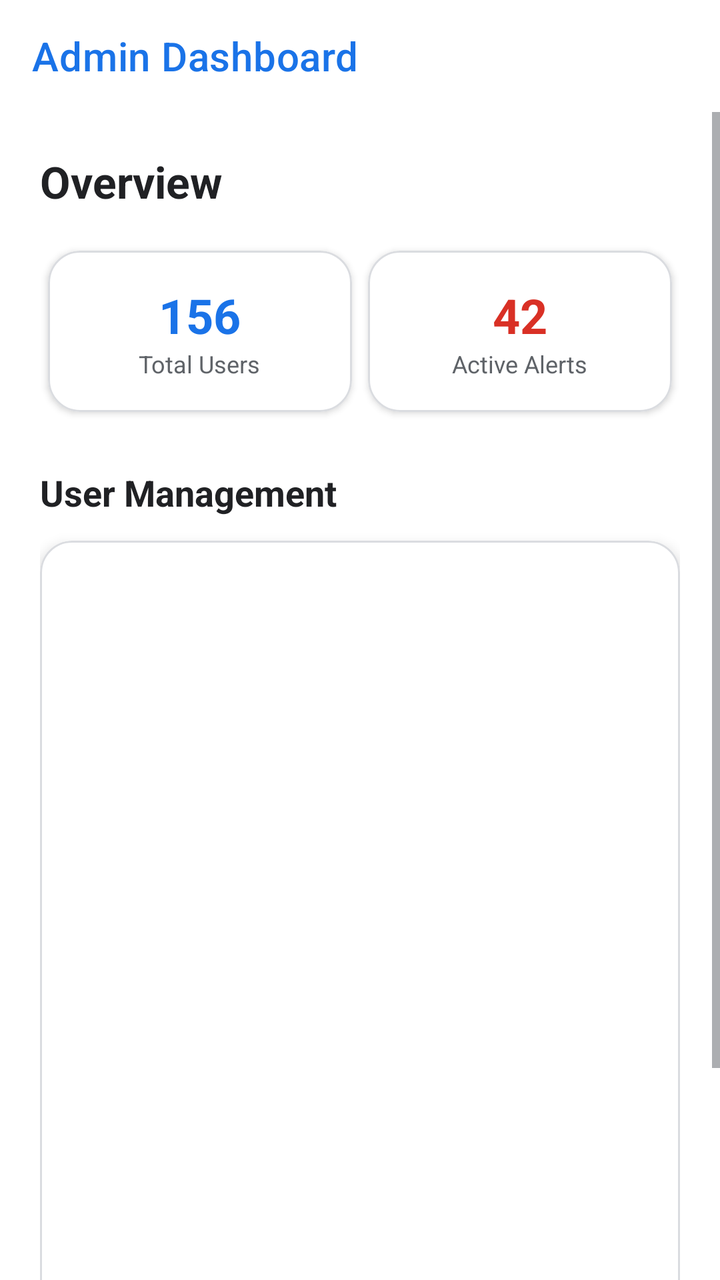
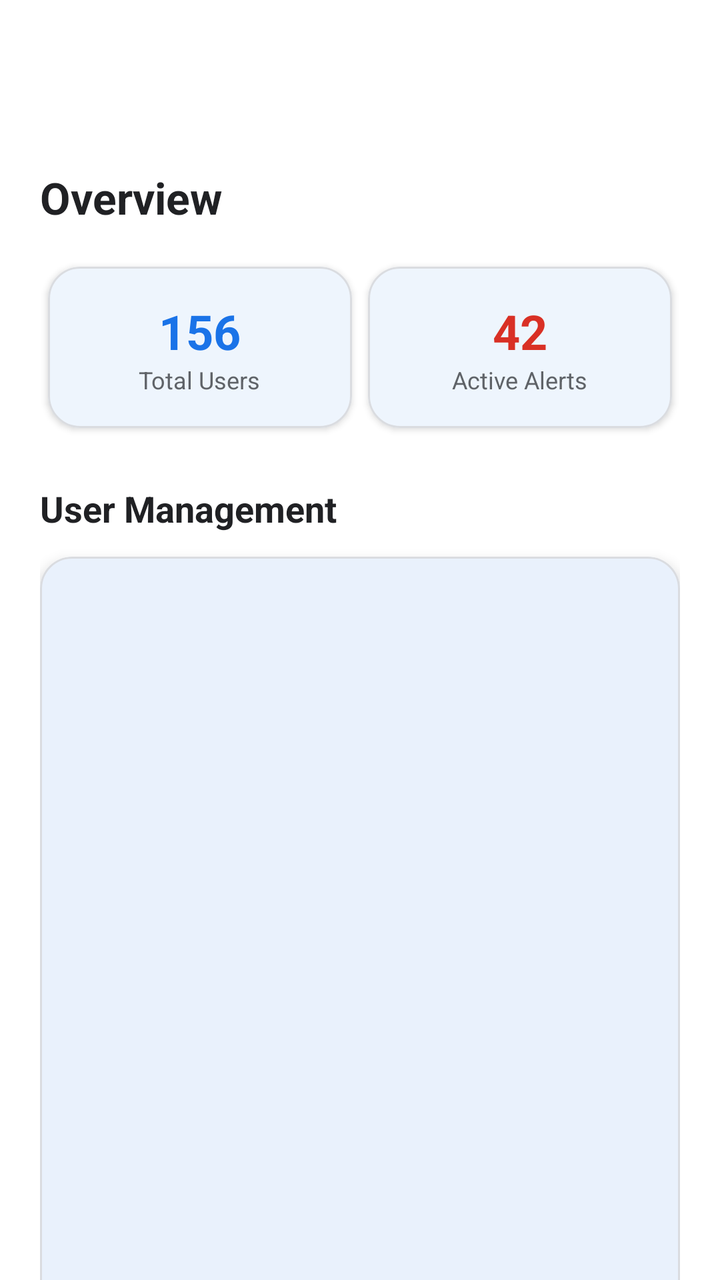

Two renders of the same Android screen: before a commit and after it. Below are the layout's source before the change and the commit's diff.
<!-- AndroidManifest.xml: application theme Theme.BeaconSOS -->
<!-- res/layout/activity_admin.xml -->
<?xml version="1.0" encoding="utf-8"?>
<androidx.drawerlayout.widget.DrawerLayout xmlns:android="http://schemas.android.com/apk/res/android"
    xmlns:app="http://schemas.android.com/apk/res-auto"
    xmlns:tools="http://schemas.android.com/tools"
    android:id="@+id/drawer_layout_admin"
    android:layout_width="match_parent"
    android:layout_height="match_parent"
    android:fitsSystemWindows="true"
    android:background="?attr/colorSurface">

    <androidx.constraintlayout.widget.ConstraintLayout
        android:layout_width="match_parent"
        android:layout_height="match_parent">

        <com.google.android.material.appbar.AppBarLayout
            android:id="@+id/appBarLayoutAdmin"
            android:layout_width="match_parent"
            android:layout_height="wrap_content"
            android:background="@android:color/transparent"
            app:elevation="0dp"
            app:layout_constraintTop_toTopOf="parent">

            <androidx.appcompat.widget.Toolbar
                android:id="@+id/toolbarAdmin"
                android:layout_width="match_parent"
                android:layout_height="?attr/actionBarSize"
                app:title="Admin Dashboard"
                app:titleTextColor="?attr/colorPrimary" />
        </com.google.android.material.appbar.AppBarLayout>

        <ScrollView
            android:layout_width="match_parent"
            android:layout_height="0dp"
            app:layout_constraintBottom_toBottomOf="parent"
            app:layout_constraintTop_toBottomOf="@id/appBarLayoutAdmin">

            <LinearLayout
                android:layout_width="match_parent"
                android:layout_height="wrap_content"
                android:orientation="vertical"
                android:padding="20dp">

                <TextView
                    android:layout_width="wrap_content"
                    android:layout_height="wrap_content"
                    android:text="Overview"
                    android:textColor="?attr/colorOnSurface"
                    android:textSize="22sp"
                    android:textStyle="bold" />

                
                <GridLayout
                    android:layout_width="match_parent"
                    android:layout_height="wrap_content"
                    android:layout_marginTop="16dp"
                    android:columnCount="2"
                    android:rowCount="1">

                    <com.google.android.material.card.MaterialCardView
                        android:layout_width="0dp"
                        android:layout_height="wrap_content"
                        android:layout_rowWeight="1"
                        android:layout_columnWeight="1"
                        android:layout_margin="4dp"
                        app:cardCornerRadius="16dp"
                        app:cardElevation="2dp"
                        app:cardBackgroundColor="?attr/colorSurface"
                        app:strokeColor="?attr/dividerHorizontal"
                        app:strokeWidth="1dp">

                        <LinearLayout
                            android:layout_width="match_parent"
                            android:layout_height="wrap_content"
                            android:orientation="vertical"
                            android:padding="16dp"
                            android:gravity="center">

                            <TextView
                                android:layout_width="wrap_content"
                                android:layout_height="wrap_content"
                                android:text="156"
                                android:textSize="24sp"
                                android:textStyle="bold"
                                android:textColor="?attr/colorPrimary" />

                            <TextView
                                android:layout_width="wrap_content"
                                android:layout_height="wrap_content"
                                android:text="Total Users"
                                android:textSize="12sp"
                                android:textColor="?android:attr/textColorSecondary" />
                        </LinearLayout>
                    </com.google.android.material.card.MaterialCardView>

                    <com.google.android.material.card.MaterialCardView
                        android:layout_width="0dp"
                        android:layout_height="wrap_content"
                        android:layout_rowWeight="1"
                        android:layout_columnWeight="1"
                        android:layout_margin="4dp"
                        app:cardCornerRadius="16dp"
                        app:cardElevation="2dp"
                        app:cardBackgroundColor="?attr/colorSurface"
                        app:strokeColor="?attr/dividerHorizontal"
                        app:strokeWidth="1dp">

                        <LinearLayout
                            android:layout_width="match_parent"
                            android:layout_height="wrap_content"
                            android:orientation="vertical"
                            android:padding="16dp"
                            android:gravity="center">

                            <TextView
                                android:layout_width="wrap_content"
                                android:layout_height="wrap_content"
                                android:text="42"
                                android:textSize="24sp"
                                android:textStyle="bold"
                                android:textColor="@color/error_red" />

                            <TextView
                                android:layout_width="wrap_content"
                                android:layout_height="wrap_content"
                                android:text="Active Alerts"
                                android:textSize="12sp"
                                android:textColor="?android:attr/textColorSecondary" />
                        </LinearLayout>
                    </com.google.android.material.card.MaterialCardView>
                </GridLayout>

                <TextView
                    android:layout_width="wrap_content"
                    android:layout_height="wrap_content"
                    android:layout_marginTop="24dp"
                    android:text="User Management"
                    android:textColor="?attr/colorOnSurface"
                    android:textSize="18sp"
                    android:textStyle="bold" />

                <com.google.android.material.card.MaterialCardView
                    android:layout_width="match_parent"
                    android:layout_height="wrap_content"
                    android:layout_marginTop="12dp"
                    app:cardCornerRadius="16dp"
                    app:cardElevation="4dp"
                    app:cardBackgroundColor="?attr/colorSurface"
                    app:strokeColor="?attr/dividerHorizontal"
                    app:strokeWidth="1dp">

                    <androidx.recyclerview.widget.RecyclerView
                        android:id="@+id/rvUsers"
                        android:layout_width="match_parent"
                        android:layout_height="400dp"
                        android:padding="8dp" />
                </com.google.android.material.card.MaterialCardView>

                <Button
                    android:id="@+id/btnLogoutAdmin"
                    android:layout_width="match_parent"
                    android:layout_height="55dp"
                    android:layout_marginTop="24dp"
                    android:text="LOGOUT ADMIN"
                    app:cornerRadius="12dp"
                    android:backgroundTint="@color/error_red"
                    android:textColor="?attr/colorOnPrimary" />

            </LinearLayout>
        </ScrollView>

        <include
            layout="@layout/layout_app_loading"
            android:id="@+id/customLoading"
            android:layout_width="match_parent"
            android:layout_height="match_parent"
            android:visibility="gone" />

    </androidx.constraintlayout.widget.ConstraintLayout>

</androidx.drawerlayout.widget.DrawerLayout>
<!-- res/layout/layout_app_loading.xml (included above) -->
<?xml version="1.0" encoding="utf-8"?>
<androidx.constraintlayout.widget.ConstraintLayout xmlns:android="http://schemas.android.com/apk/res/android"
    xmlns:app="http://schemas.android.com/apk/res-auto"
    android:id="@+id/appLoadingView"
    android:layout_width="match_parent"
    android:layout_height="match_parent"
    android:background="#B3000000"
    android:clickable="true"
    android:focusable="true"
    android:visibility="gone">

    <androidx.constraintlayout.widget.ConstraintLayout
        android:id="@+id/loading_container"
        android:layout_width="100dp"
        android:layout_height="100dp"
        app:layout_constraintBottom_toBottomOf="parent"
        app:layout_constraintEnd_toEndOf="parent"
        app:layout_constraintStart_toStartOf="parent"
        app:layout_constraintTop_toTopOf="parent">

        
        <View
            android:id="@+id/loading_frame"
            android:layout_width="50dp"
            android:layout_height="50dp"
            android:background="@drawable/loading_frame_bg"
            app:layout_constraintBottom_toBottomOf="parent"
            app:layout_constraintEnd_toEndOf="parent"
            app:layout_constraintStart_toStartOf="parent"
            app:layout_constraintTop_toTopOf="parent" />

        
        <View
            android:id="@+id/dot1"
            android:layout_width="14dp"
            android:layout_height="14dp"
            android:background="@drawable/loading_dot_coral"
            app:layout_constraintBottom_toTopOf="@id/loading_frame"
            app:layout_constraintEnd_toStartOf="@id/loading_frame"
            app:layout_constraintStart_toStartOf="@id/loading_frame"
            app:layout_constraintTop_toTopOf="@id/loading_frame" />

        
        <View
            android:id="@+id/dot2"
            android:layout_width="10dp"
            android:layout_height="10dp"
            android:background="@drawable/loading_dot_blue"
            app:layout_constraintBottom_toBottomOf="@id/loading_frame"
            app:layout_constraintEnd_toEndOf="@id/loading_frame"
            app:layout_constraintStart_toEndOf="@id/loading_frame"
            app:layout_constraintTop_toBottomOf="@id/loading_frame" />

        
        <View
            android:id="@+id/dot_center"
            android:layout_width="8dp"
            android:layout_height="8dp"
            android:background="@drawable/loading_dot_purple"
            app:layout_constraintBottom_toBottomOf="@id/loading_frame"
            app:layout_constraintEnd_toEndOf="@id/loading_frame"
            app:layout_constraintStart_toStartOf="@id/loading_frame"
            app:layout_constraintTop_toTopOf="@id/loading_frame" />

    </androidx.constraintlayout.widget.ConstraintLayout>

    <TextView
        android:id="@+id/tvLoadingText"
        android:layout_width="wrap_content"
        android:layout_height="wrap_content"
        android:layout_marginTop="16dp"
        android:text="SECURELY LOADING"
        android:textColor="@color/white"
        android:textSize="12sp"
        android:letterSpacing="0.2"
        android:textStyle="bold"
        android:alpha="0.8"
        app:layout_constraintEnd_toEndOf="parent"
        app:layout_constraintStart_toStartOf="parent"
        app:layout_constraintTop_toBottomOf="@id/loading_container" />

</androidx.constraintlayout.widget.ConstraintLayout>
<!-- resources referenced by this layout -->
<resources>
  <color name="error_red">#D93025</color>
  <color name="white">#FFFFFF</color>
  <!-- drawable loading_dot_blue (drawable) -->
  <?xml version="1.0" encoding="utf-8"?>
  <shape xmlns:android="http://schemas.android.com/apk/res/android"
      android:shape="oval">
      <solid android:color="#42A5F5" />
      <size android:width="12dp" android:height="12dp" />
  </shape>
  <!-- drawable loading_dot_coral (drawable) -->
  <?xml version="1.0" encoding="utf-8"?>
  <shape xmlns:android="http://schemas.android.com/apk/res/android"
      android:shape="oval">
      <solid android:color="#FF7F6E" />
      <size android:width="12dp" android:height="12dp" />
  </shape>
  <!-- drawable loading_dot_purple (drawable) -->
  <?xml version="1.0" encoding="utf-8"?>
  <shape xmlns:android="http://schemas.android.com/apk/res/android"
      android:shape="oval">
      <solid android:color="#9575CD" />
      <size android:width="12dp" android:height="12dp" />
  </shape>
  <style name="Theme.BeaconSOS" parent="Theme.MaterialComponents.Light.NoActionBar">
          
          <item name="colorPrimary">@color/primary_blue</item>
          <item name="colorPrimaryVariant">@color/primary_dark_blue</item>
          <item name="colorOnPrimary">@color/white</item>
  
          
          <item name="colorSecondary">@color/accent_blue</item>
          <item name="colorOnSecondary">@color/white</item>
  
          
          <item name="android:statusBarColor">?attr/colorPrimaryVariant</item>
  
          
          <item name="android:windowBackground">@color/background_color</item>
          <item name="colorSurface">@color/surface_color</item>
          <item name="colorOnSurface">@color/text_primary</item>
  
          
          <item name="android:textColorPrimary">@color/text_primary</item>
          <item name="android:textColorSecondary">@color/text_secondary</item>
          <item name="android:textColorHint">@color/text_hint</item>
  
          
          <item name="dividerHorizontal">@color/divider_color</item>
  
          
          <item name="windowActionBar">false</item>
          <item name="windowNoTitle">true</item>
  
          
          <item name="android:popupMenuStyle">@style/GlassyPopupMenu</item>
          <item name="popupMenuStyle">@style/GlassyPopupMenu</item>
      </style>
  <color name="primary_blue">#1A73E8</color>
  <color name="primary_dark_blue">#0D47A1</color>
  <color name="accent_blue">#4285F4</color>
  <color name="background_color">#F1F3F4</color>
  <color name="surface_color">#FFFFFF</color>
  <color name="text_primary">#202124</color>
  <color name="text_secondary">#5F6368</color>
  <color name="text_hint">#70757A</color>
  <color name="divider_color">#DADCE0</color>
  <style name="GlassyPopupMenu" parent="Widget.AppCompat.PopupMenu">
          <item name="android:popupBackground">@drawable/glassy_menu_bg</item>
      </style>
  <!-- unchanged entries left out for length: 2 -->
</resources>

<!-- the commit's change to res/layout/activity_admin.xml (unified diff, before → after) -->
@@ -25,7 +25,9 @@
                 android:layout_width="match_parent"
                 android:layout_height="?attr/actionBarSize"
                 app:title="Admin Dashboard"
-                app:titleTextColor="?attr/colorPrimary" />
+                app:titleTextColor="@color/white"
+                app:navigationIcon="?attr/homeAsUpIndicator"
+                app:navigationIconTint="@color/white" />
         </com.google.android.material.appbar.AppBarLayout>
 
         <ScrollView
<!-- resource entries referenced after the edit -->
@@ -1,6 +1,6 @@
 <!-- resources referenced by this layout -->
 <resources>
-  <color name="error_red">#D93025</color>
+  <color name="error_red">@color/color_error</color>
   <color name="white">#FFFFFF</color>
   <!-- drawable loading_dot_blue (drawable) -->
   <?xml version="1.0" encoding="utf-8"?>
@@ -23,49 +23,70 @@
       <solid android:color="#9575CD" />
       <size android:width="12dp" android:height="12dp" />
   </shape>
-  <style name="Theme.BeaconSOS" parent="Theme.MaterialComponents.Light.NoActionBar">
+  <style name="Theme.BeaconSOS" parent="Theme.Material3.DayNight.NoActionBar">
           
-          <item name="colorPrimary">@color/primary_blue</item>
-          <item name="colorPrimaryVariant">@color/primary_dark_blue</item>
-          <item name="colorOnPrimary">@color/white</item>
+          <item name="colorPrimary">@color/color_primary</item>
+          <item name="colorOnPrimary">@color/color_on_primary</item>
+          <item name="colorPrimaryContainer">@color/sky_blue</item>
+          <item name="colorOnPrimaryContainer">@color/color_primary_variant</item>
   
           
-          <item name="colorSecondary">@color/accent_blue</item>
+          <item name="colorSecondary">@color/color_secondary</item>
           <item name="colorOnSecondary">@color/white</item>
   
           
-          <item name="android:statusBarColor">?attr/colorPrimaryVariant</item>
+          <item name="android:statusBarColor">@color/color_primary_variant</item>
   
           
-          <item name="android:windowBackground">@color/background_color</item>
-          <item name="colorSurface">@color/surface_color</item>
-          <item name="colorOnSurface">@color/text_primary</item>
+          <item name="android:windowBackground">@color/color_background</item>
+          <item name="colorSurface">@color/color_surface</item>
+          <item name="colorOnSurface">@color/color_on_surface</item>
+          <item name="colorSurfaceVariant">@color/color_surface_variant</item>
+          <item name="colorOnSurfaceVariant">@color/color_on_surface_variant</item>
+          <item name="colorError">@color/color_error</item>
   
           
-          <item name="android:textColorPrimary">@color/text_primary</item>
-          <item name="android:textColorSecondary">@color/text_secondary</item>
+          <item name="android:textColorPrimary">@color/color_on_surface</item>
+          <item name="android:textColorSecondary">@color/color_on_surface_variant</item>
           <item name="android:textColorHint">@color/text_hint</item>
   
           
-          <item name="dividerHorizontal">@color/divider_color</item>
+          <item name="dividerHorizontal">@color/color_outline</item>
+          <item name="windowActionBar">false</item>
+          <item name="windowNoTitle">true</item>
   
           
-          <item name="windowActionBar">false</item>
-          <item name="windowNoTitle">true</item>
+          <item name="navigationIconTint">@color/white</item>
+          <item name="colorControlNormal">@color/white</item>
+          <item name="android:homeAsUpIndicator">@drawable/ic_back_white</item>
   
           
           <item name="android:popupMenuStyle">@style/GlassyPopupMenu</item>
           <item name="popupMenuStyle">@style/GlassyPopupMenu</item>
       </style>
-  <color name="primary_blue">#1A73E8</color>
-  <color name="primary_dark_blue">#0D47A1</color>
-  <color name="accent_blue">#4285F4</color>
-  <color name="background_color">#F1F3F4</color>
-  <color name="surface_color">#FFFFFF</color>
-  <color name="text_primary">#202124</color>
-  <color name="text_secondary">#5F6368</color>
+  <color name="color_error">#D93025</color>
+  <color name="color_primary">#1A73E8</color>
+  <color name="color_on_primary">#FFFFFF</color>
+  <color name="sky_blue">#E3F2FD</color>
+  <color name="color_primary_variant">#0D47A1</color>
+  <color name="color_secondary">#4285F4</color>
+  <color name="color_background">#F8F9FA</color>
+  <color name="color_surface">#FFFFFF</color>
+  <color name="color_on_surface">#202124</color>
+  <color name="color_surface_variant">#F1F3F4</color>
+  <color name="color_on_surface_variant">#5F6368</color>
   <color name="text_hint">#70757A</color>
-  <color name="divider_color">#DADCE0</color>
+  <color name="color_outline">#DADCE0</color>
+  <!-- drawable ic_back_white (drawable) -->
+  <vector xmlns:android="http://schemas.android.com/apk/res/android"
+      android:width="24dp"
+      android:height="24dp"
+      android:viewportWidth="24"
+      android:viewportHeight="24">
+    <path
+        android:fillColor="@android:color/white"
+        android:pathData="M20,11H7.83l5.59,-5.59L12,4l-8,8 8,8 1.41,-1.41L7.83,13H20v-2z"/>
+  </vector>
   <style name="GlassyPopupMenu" parent="Widget.AppCompat.PopupMenu">
           <item name="android:popupBackground">@drawable/glassy_menu_bg</item>
       </style>
